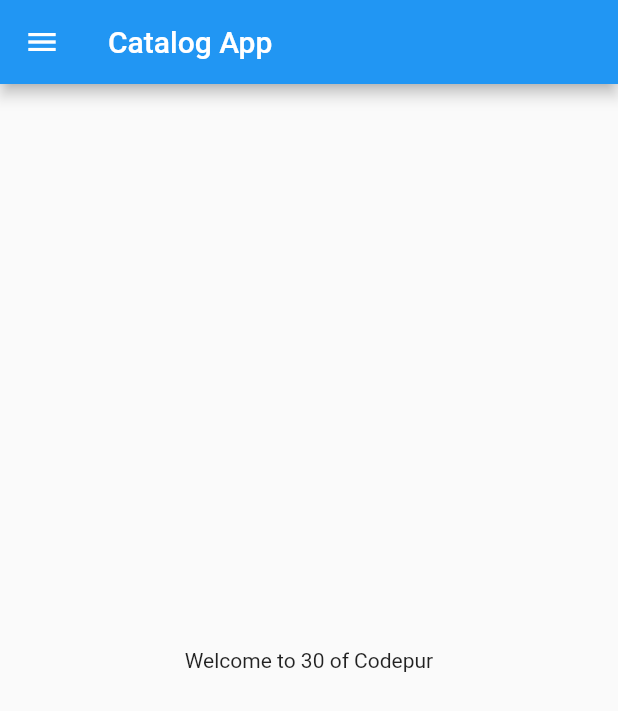
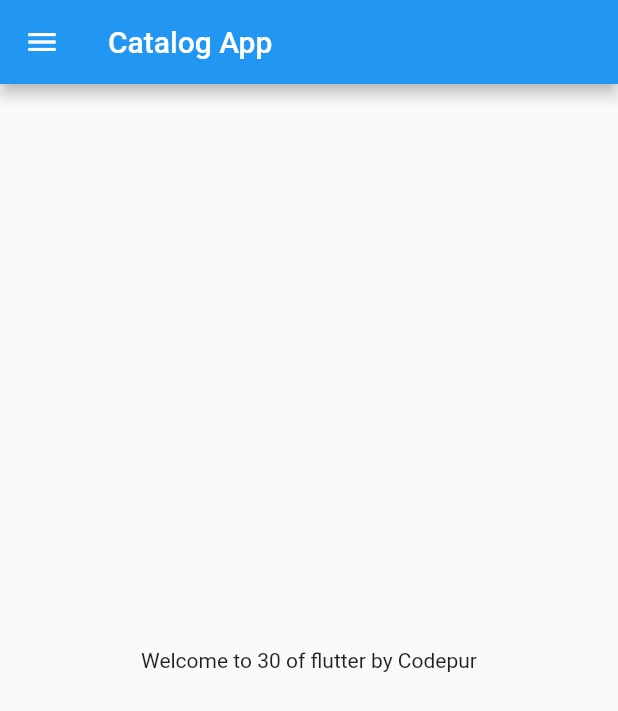
Before and after one commit to mihirian/30DaysOfFlutter, a Flutter app: the screen it shows after launch, on a phone screen of 412 x 824 dp. Shown: the top 711 px of the screen. Run offline on Flutter 3.47's test engine with Material 2 defaults, Android fonts, the phone set to English and light mode, and no system bars.

Commit message:
day 3 completed

```diff
--- a/lib/main.dart
+++ b/lib/main.dart
@@ -1,5 +1,6 @@
 import 'package:flutter/material.dart';
-import 'package:mtechviral/home_page.dart';
+import 'package:mtechviral/screens/home_page.dart';
+import 'package:mtechviral/screens/login_page.dart';
 
 void main() {
   runApp(MyApp());
@@ -8,8 +9,25 @@ void main() {
 class MyApp extends StatelessWidget {
   @override
   Widget build(BuildContext context) {
+    bringVegetables(thaila: true);
     return MaterialApp(
-      home: HomePage(),
+      themeMode: ThemeMode.dark,
+      theme: ThemeData(
+        primarySwatch: Colors.deepPurple,
+      ),
+      darkTheme: ThemeData(
+        brightness: Brightness.light,
+      ),
+      initialRoute: "/home",
+      routes: {
+        '/': (ctx) => LoginPage(),
+        '/home': (ctx) => HomePage(),
+        "/login": (ctx) => LoginPage(),
+      },
     );
   }
+
+  bringVegetables({required bool thaila, int rupees = 100}) {
+    //
+  }
 }
--- a/lib/home_page.dart
+++ b/lib/screens/home_page.dart
@@ -2,18 +2,18 @@ import 'package:flutter/material.dart';
 
 class HomePage extends StatelessWidget {
   const HomePage({Key? key}) : super(key: key);
-
+  final int days = 30;
+  final String names = "Codepur";
   @override
   Widget build(BuildContext context) {
-    final int days = 30;
-    final String names = "Codepur";
+
     return Scaffold(
       appBar: AppBar(
         title: Text('Catalog App'),
       ),
       body: Center(
         child: Container(
-          child: Text("Welcome to $days of $names"),
+          child: Text("Welcome to $days of flutter by $names"),
         ),
       ),
       drawer: Drawer(),
```
Also changed, not shown: lib/screens/login_page.dart (added, +19 -0 lines).
